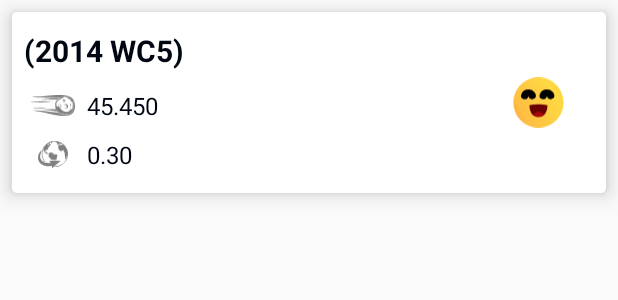
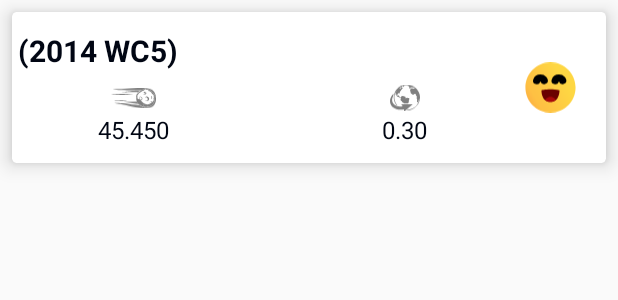
Before and after one commit to jesselima/AsteroidRadar, an Android app: the layout item_list_asteroids.xml on its own in the app's theme, with its tools: preview values and no code run, on a phone screen of 412 x 824 dp. Shown: the top 300 px of the screen. Run offline under Robolectric (Android 15) with nearby library versions, the light colour scheme and no system bars.

Commit message:
Changed: Item list layout - version 3.

```diff
--- a/app/src/main/res/layout/item_list_asteroids.xml
+++ b/app/src/main/res/layout/item_list_asteroids.xml
@@ -29,7 +29,7 @@
                 android:id="@+id/imageIsPotentiallyHazardous"
                 android:layout_width="50dp"
                 android:layout_height="50dp"
-                android:layout_marginEnd="16dp"
+                android:layout_marginEnd="8dp"
                 app:layout_constraintBottom_toBottomOf="parent"
                 app:layout_constraintEnd_toEndOf="parent"
                 app:layout_constraintTop_toTopOf="parent"
@@ -39,22 +39,22 @@
                 android:id="@+id/imageView"
                 android:layout_width="20dp"
                 android:layout_height="20dp"
-                android:layout_marginTop="4dp"
-                android:layout_marginBottom="8dp"
-                app:layout_constraintBottom_toBottomOf="parent"
-                app:layout_constraintEnd_toEndOf="@+id/imageView2"
-                app:layout_constraintStart_toStartOf="@+id/imageView2"
-                app:layout_constraintTop_toBottomOf="@+id/imageView2"
+                android:layout_marginEnd="48dp"
+                app:layout_constraintEnd_toStartOf="@+id/imageIsPotentiallyHazardous"
+                app:layout_constraintStart_toEndOf="@+id/imageView2"
+                app:layout_constraintTop_toTopOf="@+id/imageView2"
                 app:srcCompat="@drawable/ic_globe" />
 
             <ImageView
                 android:id="@+id/imageView2"
                 android:layout_width="30dp"
-                android:layout_height="30dp"
-                android:layout_marginStart="8dp"
+                android:layout_height="20dp"
+                android:layout_marginStart="48dp"
                 android:layout_marginTop="8dp"
+                android:layout_marginEnd="141dp"
                 android:layout_marginBottom="8dp"
                 app:layout_constraintBottom_toBottomOf="@+id/imageIsPotentiallyHazardous"
+                app:layout_constraintEnd_toStartOf="@+id/imageView"
                 app:layout_constraintStart_toStartOf="parent"
                 app:layout_constraintTop_toBottomOf="@+id/asteroidName"
                 app:srcCompat="@drawable/ic_meteor" />
@@ -63,25 +63,23 @@
                 android:id="@+id/textDistanceFromEarthAu"
                 android:layout_width="wrap_content"
                 android:layout_height="wrap_content"
-                android:layout_marginTop="8dp"
-                android:layout_marginBottom="8dp"
                 android:textColor="@color/colorPrimary"
                 android:textSize="16sp"
-                app:layout_constraintBottom_toBottomOf="@+id/imageView"
-                app:layout_constraintStart_toStartOf="@+id/textAsteroidSpeed"
-                app:layout_constraintTop_toTopOf="@+id/imageView"
+                app:layout_constraintEnd_toEndOf="@+id/imageView"
+                app:layout_constraintStart_toStartOf="@+id/imageView"
+                app:layout_constraintTop_toBottomOf="@+id/imageView"
                 tools:text="0.30" />
 
             <androidx.appcompat.widget.AppCompatTextView
                 android:id="@+id/asteroidName"
                 android:layout_width="0dp"
                 android:layout_height="wrap_content"
-                android:layout_marginStart="4dp"
                 android:layout_marginTop="8dp"
                 android:maxLines="2"
                 android:textColor="@color/colorPrimary"
                 android:textSize="20sp"
                 android:textStyle="bold"
+                app:layout_constraintEnd_toEndOf="parent"
                 app:layout_constraintStart_toStartOf="parent"
                 app:layout_constraintTop_toTopOf="parent"
                 tools:text="(2014 WC5)" />
@@ -90,14 +88,11 @@
                 android:id="@+id/textAsteroidSpeed"
                 android:layout_width="wrap_content"
                 android:layout_height="wrap_content"
-                android:layout_marginStart="8dp"
                 android:textColor="@color/colorPrimary"
                 android:textSize="16sp"
-                app:layout_constraintBottom_toBottomOf="@+id/imageView2"
-                app:layout_constraintEnd_toEndOf="parent"
-                app:layout_constraintHorizontal_bias="0.0"
-                app:layout_constraintStart_toEndOf="@+id/imageView2"
-                app:layout_constraintTop_toTopOf="@+id/imageView2"
+                app:layout_constraintEnd_toEndOf="@+id/imageView2"
+                app:layout_constraintStart_toStartOf="@+id/imageView2"
+                app:layout_constraintTop_toBottomOf="@+id/imageView2"
                 tools:text="45.450" />
 
         </androidx.constraintlayout.widget.ConstraintLayout>
```
